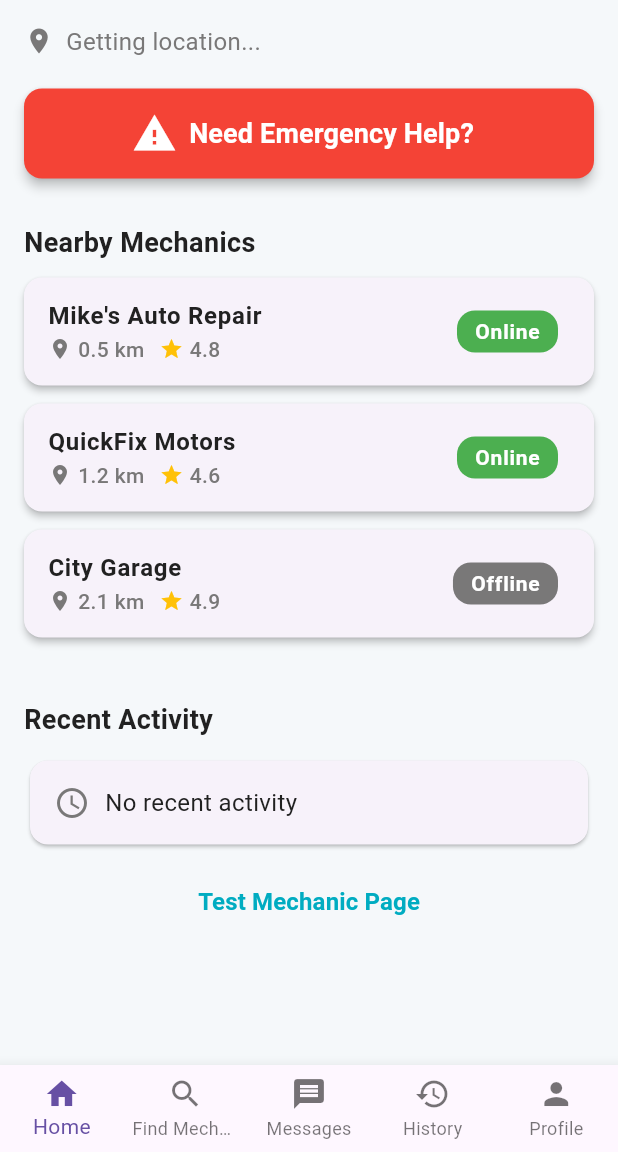
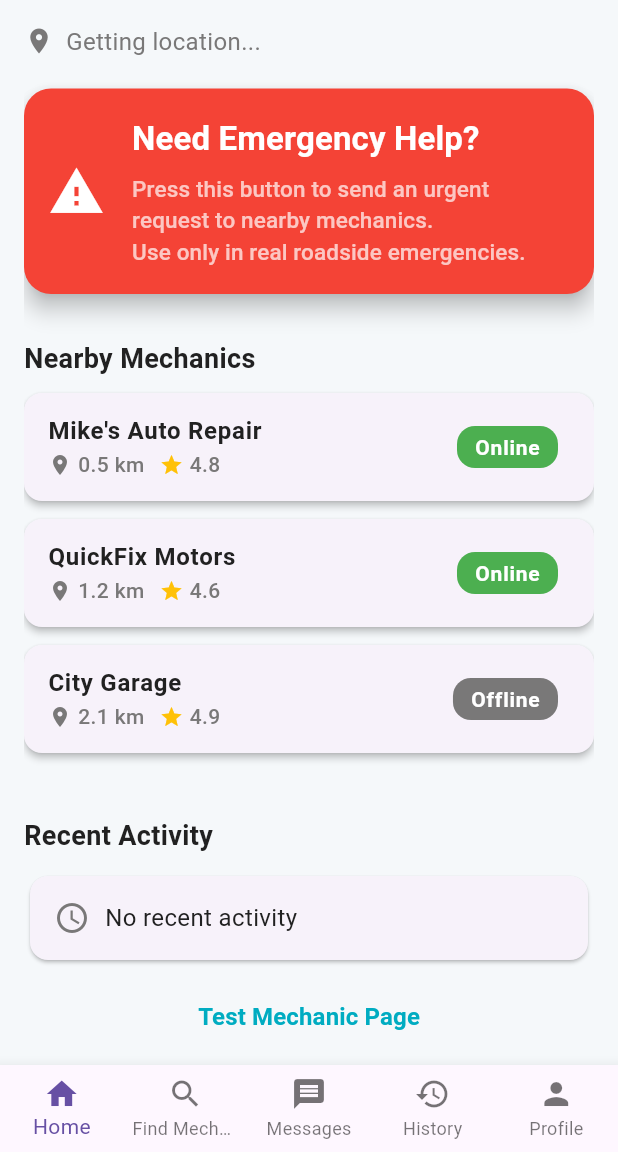
Before and after one commit to Abrar10592/MechaFind, a Flutter app: the UserHomePage screen opened by its route, on a phone screen of 412 x 824 dp, the part 84-1236 px from its top. Run offline on Flutter 3.47's test engine with Material 3 defaults, Android fonts, the phone set to English and light mode, and no system bars; our stand-ins replace fl_chart, flutter_map, flutter_rating_bar, geocoding, geolocator, google_maps_flutter and 4 more; missing offline and left inert: flutter_map_location_marker, flutter_polyline_points; accounts and stored records are empty; Roboto replaces fonts that are missing (Poppins).

Commit message:
Merge remote-tracking branch 'origin/main'
# Conflicts:
#	lib/user_home.dart

```diff
--- a/lib/widgets/emergency_button.dart
+++ b/lib/widgets/emergency_button.dart
@@ -7,23 +7,15 @@ class EmergencyButton extends StatelessWidget {
 
   @override
   Widget build(BuildContext context) {
-    return SizedBox(
-      width: double.infinity,
-      height: 60,
-      child: ElevatedButton.icon(
+    return ElevatedButton(
       style: ElevatedButton.styleFrom(
         backgroundColor: Colors.red,
-          shape: RoundedRectangleBorder(borderRadius: BorderRadius.circular(12)),
-          elevation: 3,
+        shape: RoundedRectangleBorder(
+          borderRadius: BorderRadius.circular(18),
         ),
-        icon: const Icon(Icons.warning, color: Colors.white, size: 30),
-        label: const Text(
-          "Need Emergency Help?",
-          style: TextStyle(
-            color: Colors.white,
-            fontSize: 18,
-            fontWeight: FontWeight.bold,
-          ),
+        elevation: 6,
+        minimumSize: const Size.fromHeight(90), // optional
+        padding: const EdgeInsets.symmetric(vertical: 18, horizontal: 16),
       ),
       onPressed: () {
         HapticFeedback.heavyImpact();
@@ -32,6 +24,36 @@ class EmergencyButton extends StatelessWidget {
           builder: (context) => const EmergencyFormDialog(),
         );
       },
+      child: Row(
+        crossAxisAlignment: CrossAxisAlignment.center,
+        children: [
+          const Icon(Icons.warning, color: Colors.white, size: 38),
+          const SizedBox(width: 18),
+          Expanded(
+            child: Column(
+              mainAxisSize: MainAxisSize.min,
+              crossAxisAlignment: CrossAxisAlignment.start,
+              children: const [
+                Text(
+                  'Need Emergency Help?',
+                  style: TextStyle(
+                    color: Colors.white,
+                    fontSize: 22,
+                    fontWeight: FontWeight.bold,
+                  ),
+                ),
+                SizedBox(height: 7),
+                Text(
+                  'Press this button to send an urgent request to nearby mechanics.\nUse only in real roadside emergencies.',
+                  style: TextStyle(
+                    color: Colors.white70,
+                    fontSize: 15,
+                  ),
+                ),
+              ],
+            ),
+          ),
+        ],
       ),
     );
   }
```
Lines whose indentation alone changed are shown as unchanged.
